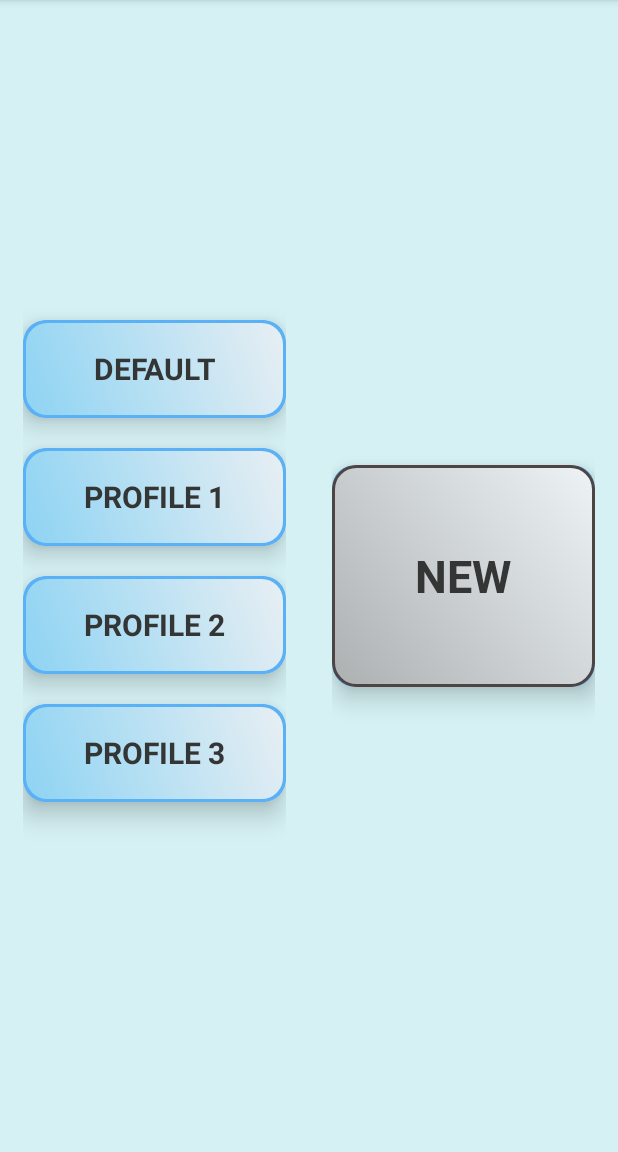
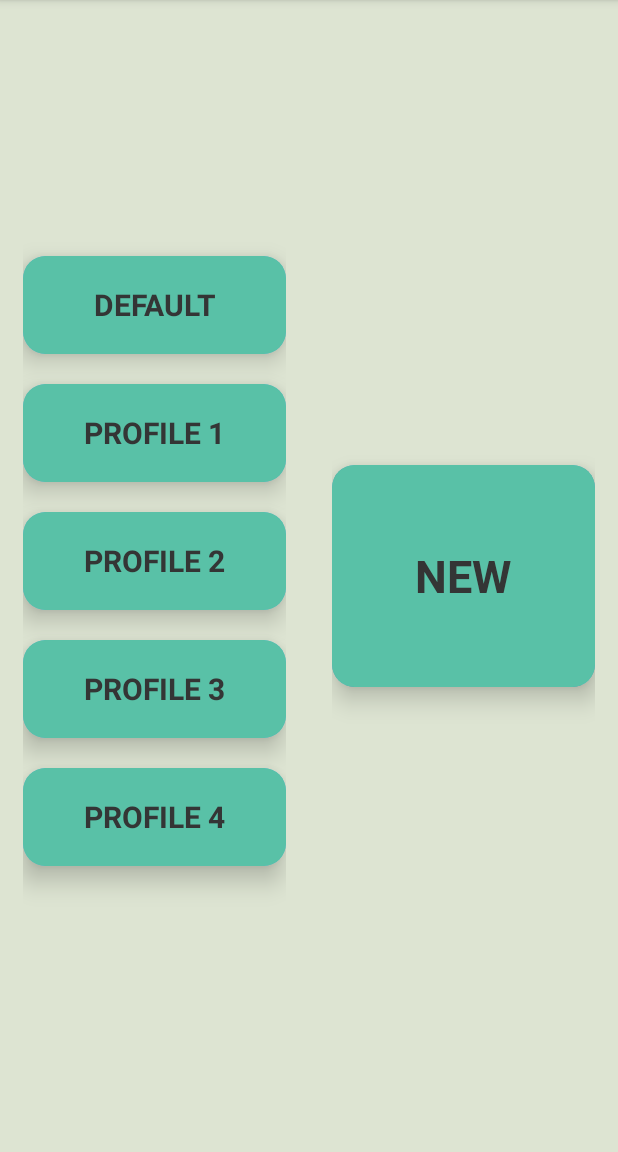
Before and after one commit to imrezwan/wiseapp, an Android app: the screen it shows after launch (MainActivity), after a tap on "PROFILING", on a phone screen of 412 x 824 dp, the part 84-1236 px from its top. Run offline under Robolectric (Android 15) with nearby library versions, the phone set to English and light mode, and no system bars; libraries missing offline, so code that uses them is left out: com.biansemao.widget; 3 statements that could not run were skipped; 2 other taps on this screen came first.

Commit message:
updated color in profile page

```diff
--- a/app/src/main/res/layout/fragment_profiling.xml
+++ b/app/src/main/res/layout/fragment_profiling.xml
@@ -2,7 +2,7 @@
 <LinearLayout android:orientation="horizontal"
     android:layout_width="match_parent"
     android:layout_height="match_parent"
-    android:background="#D5F1F4"
+    android:background="@color/colorLightLimeGreen"
     xmlns:app="http://schemas.android.com/apk/res-auto"
     xmlns:tools="http://schemas.android.com/tools"
     xmlns:android="http://schemas.android.com/apk/res/android">
@@ -33,7 +33,7 @@
                 android:layout_width="match_parent"
                 android:layout_height="65dp"
                 android:layout_gravity="center"
-                android:background="@drawable/button_border_enable"
+                android:background="@color/colorLimeGreen"
                 android:gravity="center"
                 android:text="default"
                 android:textAllCaps="true"
@@ -59,7 +59,7 @@
                 android:layout_width="match_parent"
                 android:layout_height="match_parent"
                 android:layout_gravity="center"
-                android:background="@drawable/button_border_enable"
+                android:background="@color/colorLimeGreen"
                 android:gravity="center"
                 android:text="PROFILE 1"
                 android:textAllCaps="true"
@@ -82,7 +82,7 @@
                 android:id="@+id/tv_profile2"
                 android:layout_width="match_parent"
                 android:layout_height="match_parent"
-                android:background="@drawable/button_border_enable"
+                android:background="@color/colorLimeGreen"
                 android:text="PROFILE 2"
                 android:gravity="center"
                 android:textSize="20sp"
@@ -107,8 +107,34 @@
                 android:id="@+id/tv_profile3"
                 android:layout_width="match_parent"
                 android:layout_height="match_parent"
-                android:background="@drawable/button_border_enable"
+                android:background="@color/colorLimeGreen"
                 android:text="PROFILE 3"
+                android:gravity="center"
+                android:textSize="20sp"
+                android:textColor="#343535"
+                android:layout_gravity="center"
+                android:textAllCaps="true"
+                android:textStyle="bold"
+                ></TextView>
+        </androidx.cardview.widget.CardView>
+
+        <androidx.cardview.widget.CardView
+            android:id="@+id/card_profile4"
+            android:layout_width="match_parent"
+            android:layout_height="65dp"
+            android:layout_gravity="center"
+            android:layout_marginBottom="20dp"
+            android:backgroundTint="#5AB1F6"
+            android:clickable="true"
+            android:foreground="?android:attr/selectableItemBackground"
+            app:cardCornerRadius="15sp"
+            app:cardElevation="10dp">
+            <TextView
+                android:id="@+id/tv_profile4"
+                android:layout_width="match_parent"
+                android:layout_height="match_parent"
+                android:background="@color/colorLimeGreen"
+                android:text="PROFILE 4"
                 android:gravity="center"
                 android:textSize="20sp"
                 android:textColor="#343535"
@@ -140,14 +166,14 @@
             app:cardCornerRadius="15sp"
             app:cardElevation="10dp">
 
-            <LinearLayout
-                android:id="@+id/ll_new"
+            <androidx.cardview.widget.CardView
+                android:id="@+id/card_new_profile"
                 android:layout_width="match_parent"
                 android:layout_height="148dp"
                 android:layout_gravity="center"
-                android:background="@drawable/button_border_disable"
                 android:gravity="center"
-                android:clickable="false"
+                android:elevation="10dp"
+                app:cardBackgroundColor="@color/colorLimeGreen"
                 android:orientation="vertical">
 
                 <TextView
@@ -161,7 +187,7 @@
                     android:textColor="#343535"
                     android:textSize="30sp"
                     android:textStyle="bold"></TextView>
-            </LinearLayout>
+            </androidx.cardview.widget.CardView>
         </androidx.cardview.widget.CardView>
     </LinearLayout>
 
--- a/app/src/main/res/values/colors.xml
+++ b/app/src/main/res/values/colors.xml
@@ -13,4 +13,10 @@
 
     <color name="start_background">#8DD3F3</color>
     <color name="stop_background">#ADB0B1</color>
+
+
+    <color name="colorLightLimeGreen">#DDE4D2</color>
+    <color name="colorLimeGreen">#59C1A7</color>
+    <color name="colorLightBlue">#73AED0</color>
+    <color name="colorDarkBlue">#4040FF</color>
 </resources>
```
